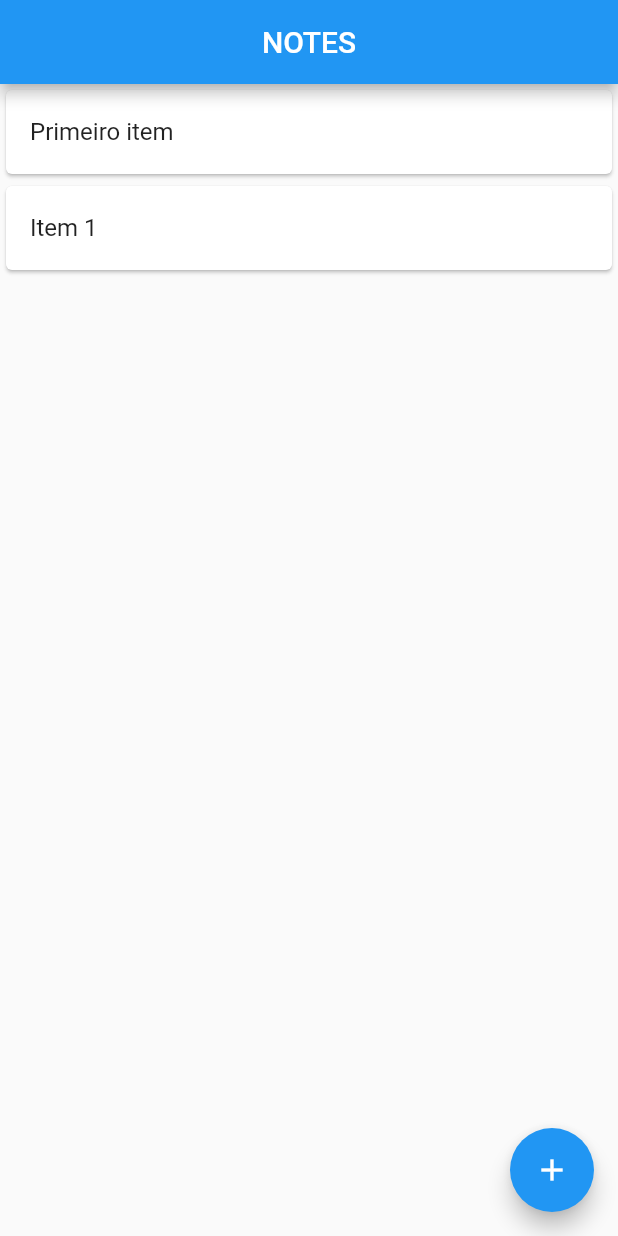
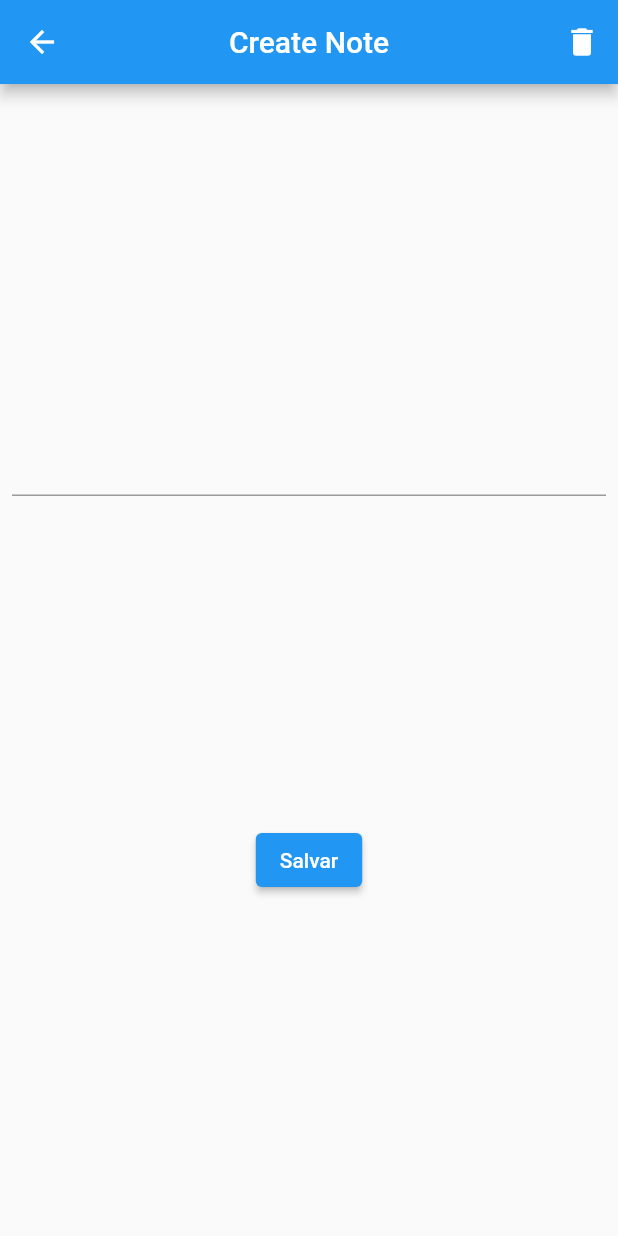
Before and after one commit to lccoronel/ignite-flutter, a Flutter app: the screen it shows after launch, after a tap on the "add" icon, on a phone screen of 412 x 824 dp. Run offline on Flutter 3.47's test engine with Material 2 defaults, Android fonts, the phone set to English and light mode, and no system bars.

Commit message:
feat: navigation

```diff
--- /dev/null
+++ b/notes/lib/create_note_page.dart
@@ -0,0 +1,28 @@
+import 'package:flutter/material.dart';
+
+class CreateNotePage extends StatelessWidget {
+  @override
+  Widget build(BuildContext context) {
+    return Scaffold(
+      appBar: AppBar(
+        title: Text("Create Note"),
+        centerTitle: true,
+        actions: [
+          IconButton(onPressed: () {}, icon: Icon(Icons.delete))
+        ],
+      ),
+      body: Padding(
+        padding: const EdgeInsets.all(8.0),
+        child: Column(
+          mainAxisAlignment: MainAxisAlignment.spaceEvenly,
+          children: [
+            TextField(
+              maxLines: null,
+            ),
+            ElevatedButton(onPressed: () {}, child: Text("Salvar"))
+          ],
+        ),
+      )
+    );
+  }
+}
--- a/notes/lib/home_page.dart
+++ b/notes/lib/home_page.dart
@@ -1,4 +1,5 @@
 import 'package:flutter/material.dart';
+import 'package:notes/create_note_page.dart';
 
 class HomePage extends StatefulWidget {
   @override
@@ -32,8 +33,7 @@ class _HomePageState extends State<HomePage> {
       floatingActionButton: FloatingActionButton(
           child: Icon(Icons.add),
           onPressed: () {
-            notes.add("Item ${notes.length}");
-            setState(() {});
+            Navigator.push(context, MaterialPageRoute(builder: (context) => CreateNotePage()));
           }),
     );
   }
```
